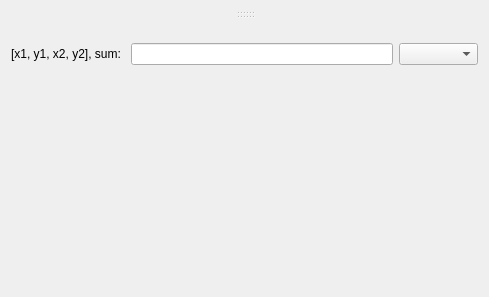
Qt form lavuelib/ui/ImageWidget.ui (syncope/lavue) before a commit.
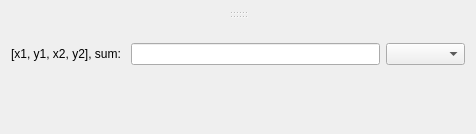
The same form after that commit.

Diff of the .ui file:
```diff
--- a/lavuelib/ui/ImageWidget.ui
+++ b/lavuelib/ui/ImageWidget.ui
@@ -6,8 +6,8 @@
    <rect>
     <x>0</x>
     <y>0</y>
-    <width>489</width>
-    <height>297</height>
+    <width>476</width>
+    <height>134</height>
    </rect>
   </property>
   <property name="windowTitle">
```
